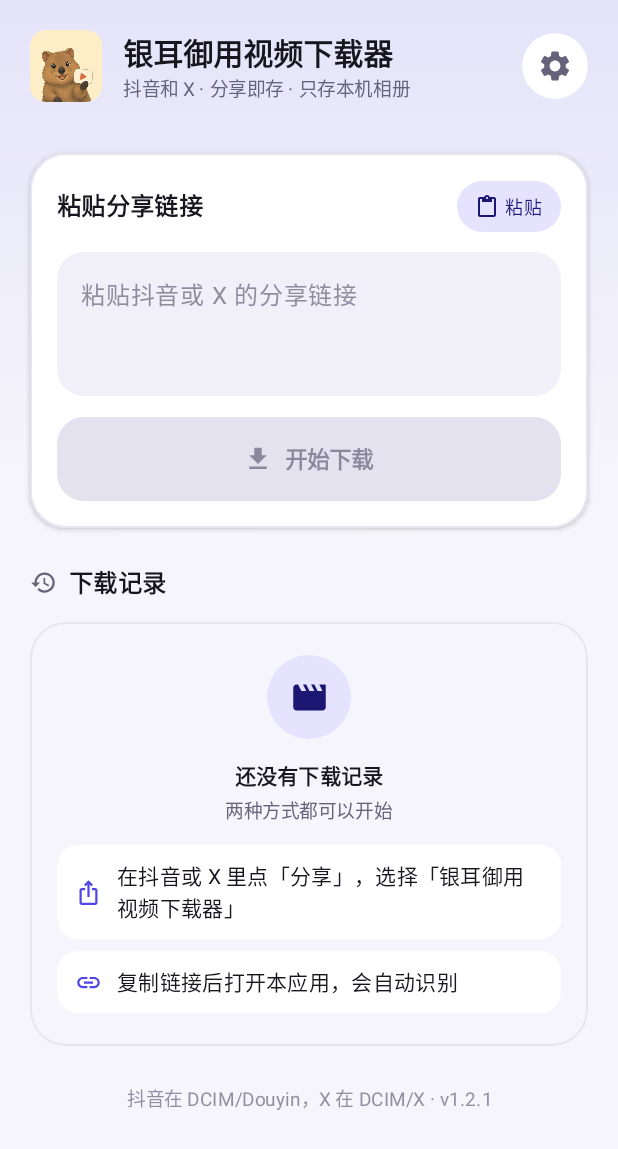
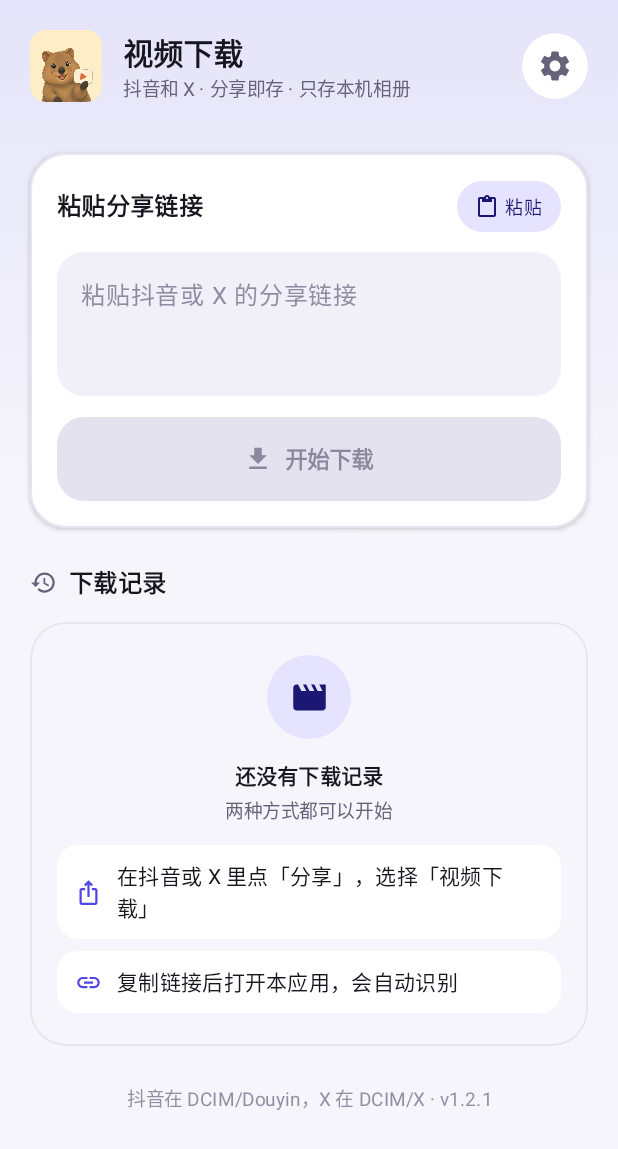
Before and after one commit to yinerx/douyin-downloader, an Android app built with Jetpack Compose: the composable HomeScreen shown on its own in the app's theme, on a phone screen of 412 x 824 dp. Shown: the top 1149 px of the screen. Run offline under Robolectric (Android 15) with nearby library versions, the phone set to English and light mode, and no system bars; libraries missing offline, so code that uses them is left out: java.time; network calls fail; pictures from the network do not load.

Commit message:
应用显示名改为「视频下载」
启动器、首页标题和分享说明都改成这个名字。包名仍是 com.yiner.videodownloader。

Co-authored-by: yinerx <yinerx@users.noreply.github.com>

```diff
--- a/app/src/main/java/com/yiner/videodownloader/HomeScreen.kt
+++ b/app/src/main/java/com/yiner/videodownloader/HomeScreen.kt
@@ -94,6 +94,7 @@ import androidx.compose.ui.graphics.Brush
 import androidx.compose.ui.graphics.Color
 import androidx.compose.ui.layout.ContentScale
 import androidx.compose.ui.res.painterResource
+import androidx.compose.ui.res.stringResource
 import androidx.compose.ui.text.style.TextOverflow
 import androidx.compose.ui.unit.sp
 import androidx.compose.ui.graphics.StrokeCap
@@ -323,7 +324,7 @@ private fun Header(onOpenSettings: () -> Unit) {
         Spacer(Modifier.width(14.dp))
         Column(modifier = Modifier.weight(1f)) {
             Text(
-                "银耳御用视频下载器",
+                stringResource(R.string.app_name),
                 style = MaterialTheme.typography.titleLarge.copy(
                     fontSize = 20.sp,
                     fontWeight = FontWeight.SemiBold,
@@ -800,7 +801,7 @@ private fun EmptyHistory() {
             )
         }
         Column(modifier = Modifier.fillMaxWidth(), verticalArrangement = Arrangement.spacedBy(8.dp)) {
-            HowToStep(icon = AppIcons.Share, text = "在抖音或 X 里点「分享」，选择「银耳御用视频下载器」")
+            HowToStep(icon = AppIcons.Share, text = "在抖音或 X 里点「分享」，选择「${stringResource(R.string.app_name)}」")
             HowToStep(icon = AppIcons.Link, text = "复制链接后打开本应用，会自动识别")
         }
     }
--- a/app/src/main/res/values/strings.xml
+++ b/app/src/main/res/values/strings.xml
@@ -1,4 +1,4 @@
 <?xml version="1.0" encoding="utf-8"?>
 <resources>
-    <string name="app_name">银耳御用视频下载器</string>
+    <string name="app_name">视频下载</string>
 </resources>
```
Also changed, not shown: 2 other files.
